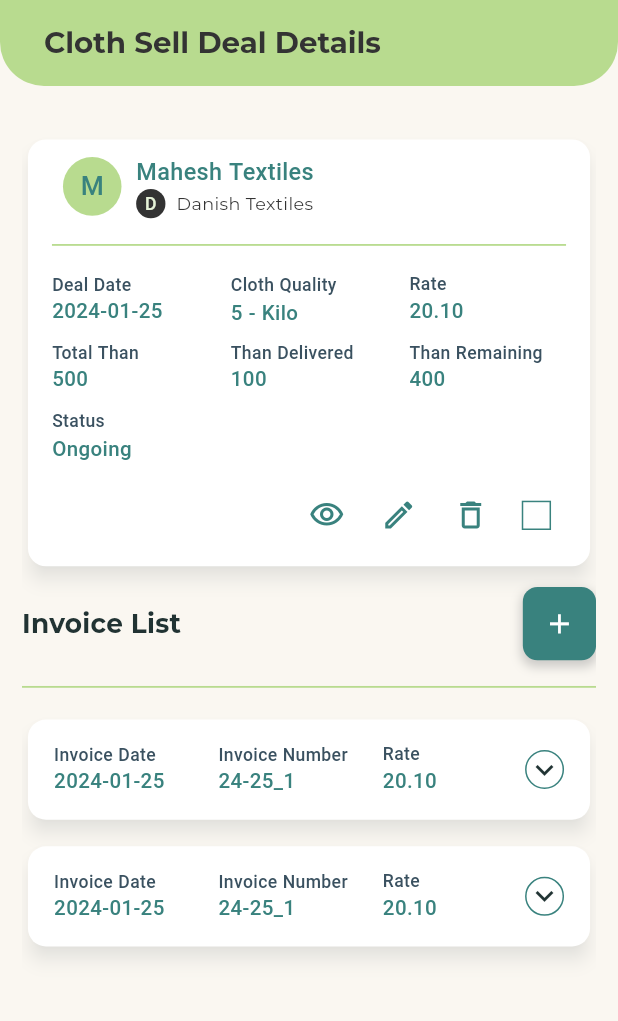
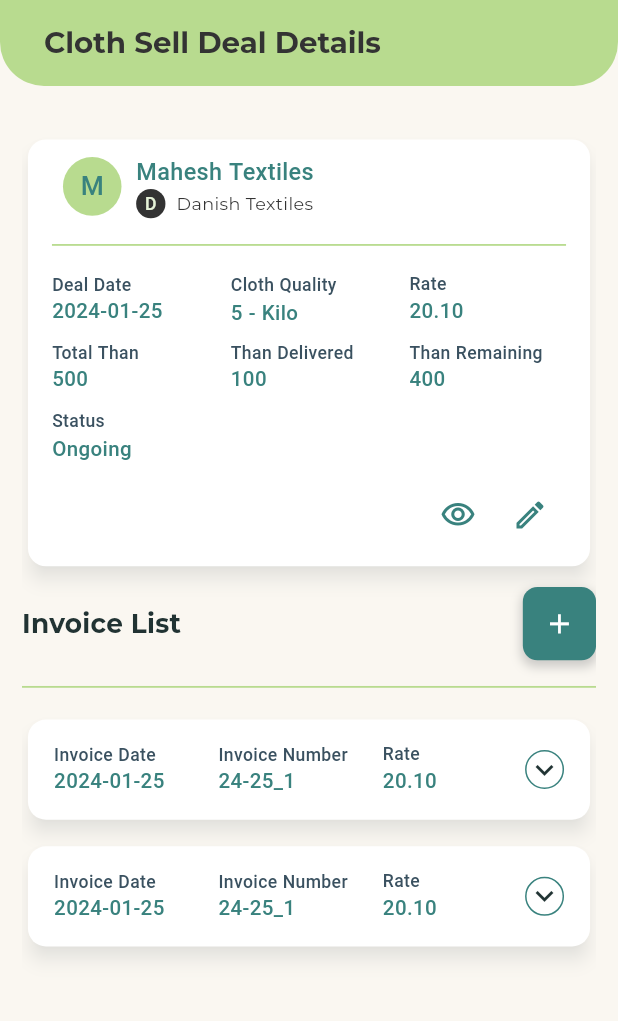
Before and after one commit to Jknoorisys/d_manager, a Flutter app: the ClothSellView screen opened by its route, on a phone screen of 412 x 824 dp, the part 84-1105 px from its top. Run offline on Flutter 3.47's test engine with Material 3 defaults, Android fonts, the phone set to English and light mode, and no system bars; drawn by our look-alikes of flutter_zoom_drawer, getwidget; our stand-ins replace file_picker, flutter_svg, font_awesome_flutter, gap, get, google_fonts and 1 more.

Commit message:
cloth sell

```diff
--- a/lib/screens/manage_cloth_sell/cloth_sell_view.dart
+++ b/lib/screens/manage_cloth_sell/cloth_sell_view.dart
@@ -174,29 +174,6 @@ class _ClothSellViewState extends State<ClothSellView> {
                                 },
                                 icon: const Icon(Icons.edit_outlined, color: AppTheme.primary)
                             ),
-                            IconButton(
-                                onPressed: () {
-                                  // setState(() {
-                                  //   unFilteredClothSellList.removeAt(index);
-                                  // });
-                                },
-                                icon: const Icon(Icons.delete_outline, color: AppTheme.primary)
-                            ),
-                            GFCheckbox(
-                              size: Dimensions.height20,
-                              type: GFCheckboxType.custom,
-                              inactiveBgColor: AppTheme.nearlyWhite,
-                              inactiveBorderColor: AppTheme.primary,
-                              customBgColor: AppTheme.primary,
-                              activeBorderColor: AppTheme.primary,
-                              onChanged: (value) {
-                                setState(() {
-                                  clothSellData['status'] = value == true ? 'Completed' : 'Ongoing';
-                                });
-                              },
-                              value: clothSellData['status'] == 'Completed' ? true : false,
-                              inactiveIcon: null,
-                            ),
                           ],
                         ),
                       ],
@@ -300,66 +277,6 @@ class _ClothSellViewState extends State<ClothSellView> {
                                 ],
                               ),
                               SizedBox(height: Dimensions.height10),
-                              // Row(
-                              //   children: [
-                              //     Container(
-                              //         width: MediaQuery.of(context).size.width/2.65,
-                              //         height: Dimensions.height40*2,
-                              //         padding: EdgeInsets.all(Dimensions.height10),
-                              //         decoration: BoxDecoration(
-                              //           color: AppTheme.white,
-                              //           borderRadius: BorderRadius.circular(Dimensions.radius10/2),
-                              //           border: Border.all(color: AppTheme.primary),
-                              //         ),
-                              //         child: Column(
-                              //           crossAxisAlignment: CrossAxisAlignment.start,
-                              //           children: [
-                              //             BigText(text: 'Total Net Weight', color: AppTheme.nearlyBlack, size: Dimensions.font12),
-                              //             RichText(
-                              //               text: TextSpan(
-                              //                 style: TextStyle(
-                              //                   color: AppTheme.primary,
-                              //                   fontSize: Dimensions.font18,
-                              //                   fontWeight: FontWeight.bold,
-                              //                 ),
-                              //                 children: [
-                              //                   TextSpan(
-                              //                     text: unfilteredDeliveryDetailList[index]['netWeight'],
-                              //                   ),
-                              //                   TextSpan(
-                              //                     text: ' kg',
-                              //                     style: TextStyle(
-                              //                       fontSize: Dimensions.font12,
-                              //                     ),
-                              //                   ),
-                              //                 ],
-                              //               ),
-                              //             ),
-                              //             BigText(text: 'Gross Weight ${widget.yarnPurchaseData!['grossWeight']} kg', color: AppTheme.nearlyBlack, size: Dimensions.font12),
-                              //           ],
-                              //         )
-                              //     ),
-                              //     SizedBox(width: Dimensions.width20),
-                              //     Container(
-                              //         width: MediaQuery.of(context).size.width/2.65,
-                              //         height: Dimensions.height40*2,
-                              //         padding: EdgeInsets.all(Dimensions.height10),
-                              //         decoration: BoxDecoration(
-                              //           color: AppTheme.white,
-                              //           borderRadius: BorderRadius.circular(Dimensions.radius10/2),
-                              //           border: Border.all(color: AppTheme.primary),
-                              //         ),
-                              //         child: Column(
-                              //           crossAxisAlignment: CrossAxisAlignment.start,
-                              //           children: [
-                              //             BigText(text: 'Rate', color: AppTheme.nearlyBlack, size: Dimensions.font12),
-                              //             BigText(text: '₹ ${widget.yarnPurchaseData!['rate']}',color: AppTheme.primary, size: Dimensions.font18)
-                              //           ],
-                              //         )
-                              //     ),
-                              //   ],
-                              // ),
-                              SizedBox(height: Dimensions.height10),
                               Row(
                                 mainAxisAlignment: MainAxisAlignment.end,
                                 children: [
@@ -383,21 +300,21 @@ class _ClothSellViewState extends State<ClothSellView> {
                                     },
                                     icon: const Icon(Icons.delete_outline, color: AppTheme.primary),
                                   ),
-                                  // GFCheckbox(
-                                  //   size: Dimensions.height20,
-                                  //   type: GFCheckboxType.custom,
-                                  //   inactiveBgColor: AppTheme.nearlyWhite,
-                                  //   inactiveBorderColor: AppTheme.primary,
-                                  //   customBgColor: AppTheme.primary,
-                                  //   activeBorderColor: AppTheme.primary,
-                                  //   onChanged: (value) {
-                                  //     setState(() {
-                                  //      // unfilteredDeliveryDetailList[index]['status'] = value == true ? 'Completed' : 'On Going';
-                                  //     });
-                                  //   },
-                                  //   value: unfilteredDeliveryDetailList[index]['status'] == 'Completed' ? true : false,
-                                  //   inactiveIcon: null,
-                                  // ),
+                                  GFCheckbox(
+                                    size: Dimensions.height20,
+                                    type: GFCheckboxType.custom,
+                                    inactiveBgColor: AppTheme.nearlyWhite,
+                                    inactiveBorderColor: AppTheme.primary,
+                                    customBgColor: AppTheme.primary,
+                                    activeBorderColor: AppTheme.primary,
+                                    onChanged: (value) {
+                                      setState(() {
+                                        invoiceDataList[index]['status'] = value == true ? 'Completed' : 'On Going';
+                                      });
+                                    },
+                                    value: invoiceDataList[index]['status'] == 'Completed' ? true : false,
+                                    inactiveIcon: null,
+                                  ),
                                 ],
                               ),
                             ],
```
Also changed, not shown: lib/generated/l10n.dart.
